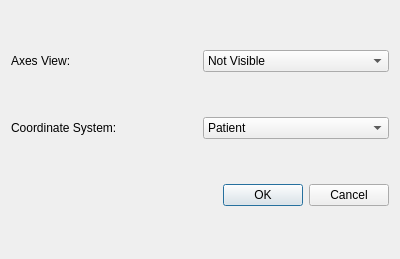
Qt form rtUI/axesProperties.ui (pengwg/vurtigo) before a commit.
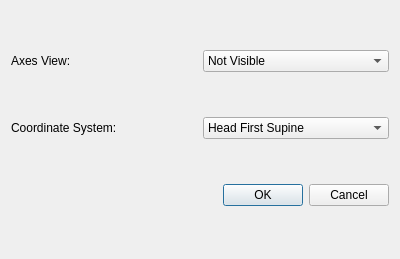
The same form after that commit.

Commit message:
Fixed a couple of minor GeomServer issues. BugID:658 Analysis:The multiple channels were not being read properly. The coord system is not patient specific but global to HFS.
Resolution:

Reviewed by:

What changed in the file:
```diff
--- a/rtUI/axesProperties.ui
+++ b/rtUI/axesProperties.ui
@@ -51,7 +51,7 @@
     <widget class="QComboBox" name="coordComboBox">
      <item>
       <property name="text">
-       <string>Patient</string>
+       <string>Head First Supine</string>
       </property>
      </item>
      <item>
```
The commit also changes 3 other files.
